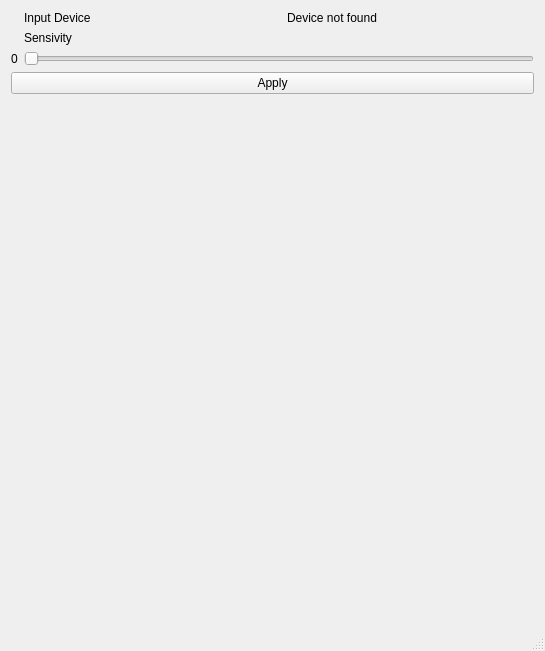
Qt form mainwindow.ui (oguzbakir/RivalQt) before a commit.
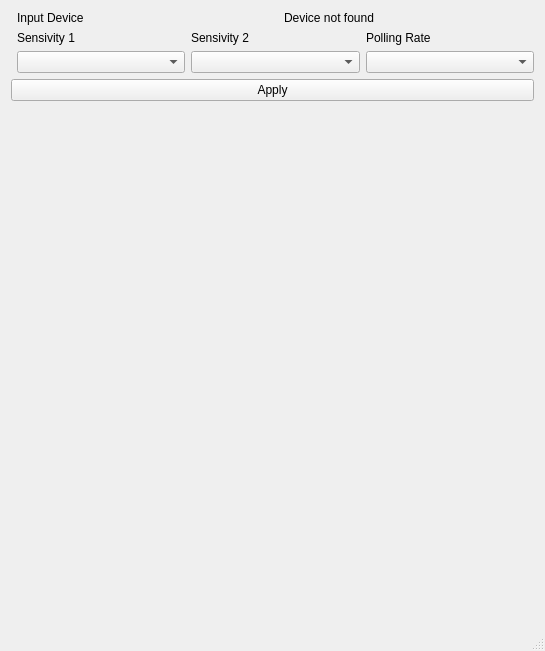
The same form after that commit.

Commit message: Added device refresh rates and sensivities

```diff
--- a/mainwindow.ui
+++ b/mainwindow.ui
@@ -39,48 +39,6 @@
       </item>
      </layout>
     </item>
-    <item row="1" column="1">
-     <widget class="QLabel" name="sensivityLabel">
-      <property name="text">
-       <string>Sensivity</string>
-      </property>
-     </widget>
-    </item>
-    <item row="3" column="0">
-     <widget class="QLabel" name="lblValue">
-      <property name="text">
-       <string>0</string>
-      </property>
-     </widget>
-    </item>
-    <item row="3" column="1">
-     <widget class="QSlider" name="sliderValue">
-      <property name="sizePolicy">
-       <sizepolicy hsizetype="Minimum" vsizetype="Fixed">
-        <horstretch>0</horstretch>
-        <verstretch>0</verstretch>
-       </sizepolicy>
-      </property>
-      <property name="minimum">
-       <number>1</number>
-      </property>
-      <property name="maximum">
-       <number>99</number>
-      </property>
-      <property name="singleStep">
-       <number>1</number>
-      </property>
-      <property name="value">
-       <number>1</number>
-      </property>
-      <property name="sliderPosition">
-       <number>1</number>
-      </property>
-      <property name="orientation">
-       <enum>Qt::Horizontal</enum>
-      </property>
-     </widget>
-    </item>
     <item row="4" column="0" colspan="2">
      <widget class="QPushButton" name="btnApply">
       <property name="text">
@@ -88,6 +46,52 @@
       </property>
      </widget>
     </item>
+    <item row="1" column="1">
+     <layout class="QHBoxLayout" name="horizontalLayout_2">
+      <item>
+       <layout class="QVBoxLayout" name="verticalLayout_5">
+        <item>
+         <widget class="QLabel" name="label_4">
+          <property name="text">
+           <string>Sensivity 1</string>
+          </property>
+         </widget>
+        </item>
+        <item>
+         <widget class="QComboBox" name="sens1Combo"/>
+        </item>
+       </layout>
+      </item>
+      <item>
+       <layout class="QVBoxLayout" name="verticalLayout_3">
+        <item>
+         <widget class="QLabel" name="label_3">
+          <property name="text">
+           <string>Sensivity 2</string>
+          </property>
+         </widget>
+        </item>
+        <item>
+         <widget class="QComboBox" name="sens2Combo"/>
+        </item>
+       </layout>
+      </item>
+      <item>
+       <layout class="QVBoxLayout" name="verticalLayout_2">
+        <item>
+         <widget class="QLabel" name="label_2">
+          <property name="text">
+           <string>Polling Rate</string>
+          </property>
+         </widget>
+        </item>
+        <item>
+         <widget class="QComboBox" name="pollingRateCombo"/>
+        </item>
+       </layout>
+      </item>
+     </layout>
+    </item>
    </layout>
   </widget>
   <widget class="QStatusBar" name="statusBar"/>
```
The commit also changes 2 other files.
